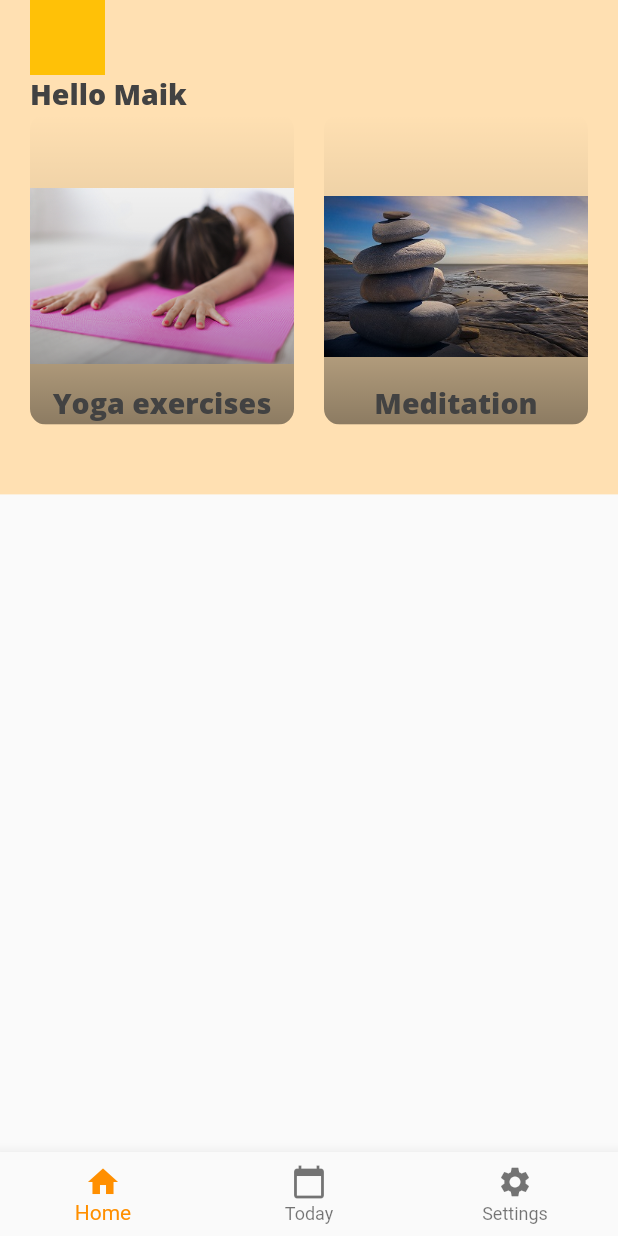
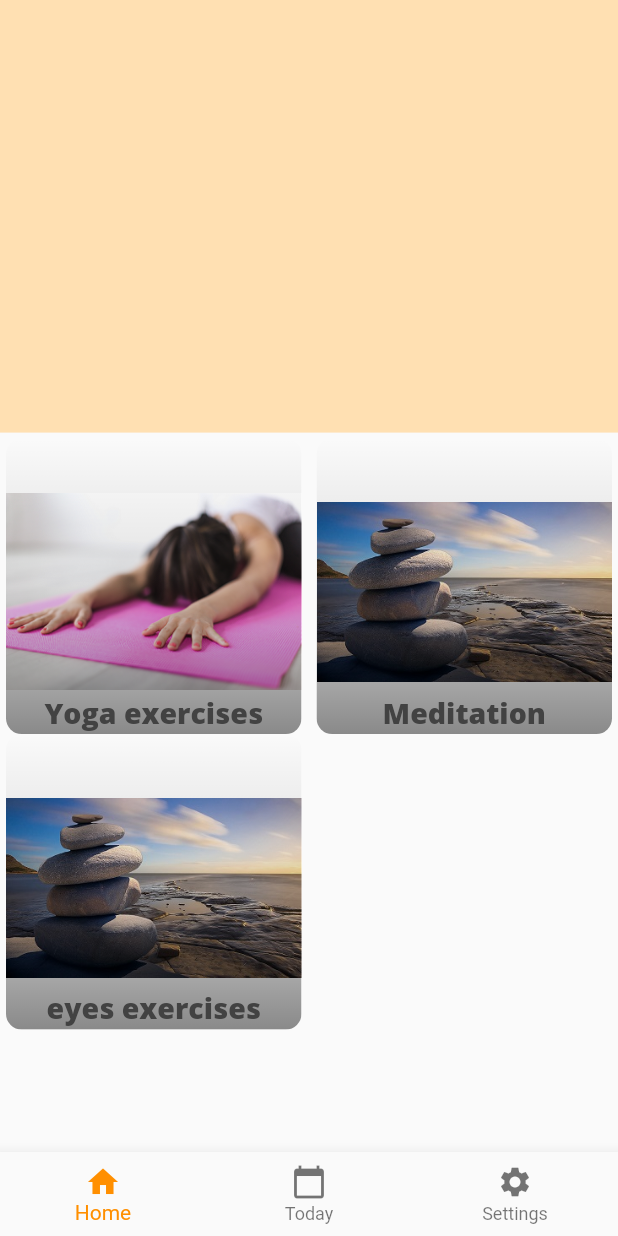
Before and after one commit to genakust/enjoy_app, a Flutter app: the screen it shows after launch, on a phone screen of 412 x 824 dp. Run offline on Flutter 3.47's test engine with Material 2 defaults, Android fonts, the phone set to English and light mode, and no system bars.

Commit message:
home page customize

```diff
--- a/lib/main.dart
+++ b/lib/main.dart
@@ -20,6 +20,7 @@ class MyApp extends StatelessWidget {
         '/a': (BuildContext context) => HomePage(),
         // '/b': (BuildContext context) => YogaScreen(),
         // '/c': (BuildContext context) => MeditationScreen(),
+        // '/d': (BuildContext context) => EyesExercisesScreen(),
       },
     );
   }
--- a/lib/screens/home_page.dart
+++ b/lib/screens/home_page.dart
@@ -1,4 +1,3 @@
-import 'package:enjoy_app/constants.dart';
 import 'package:enjoy_app/widgets/custom_card.dart';
 import 'package:flutter/material.dart';
 import 'package:enjoy_app/widgets/bottom_nav_bar.dart';
@@ -14,33 +13,18 @@ class _State extends State<HomePage> {
     // width and height of device
     var size = MediaQuery.of(context).size;
     return Scaffold(
-      body: Stack(
+      body: Column(
         children: <Widget>[
           Container(
-            height: size.height * .40,
+            height: size.height * .35,
             color: Color(0xFFffe0b2),
-          ),
-          SafeArea(
-            child: Padding(
-              padding: EdgeInsets.symmetric(horizontal: 20),
-              child: Column(
-                crossAxisAlignment: CrossAxisAlignment.start,
-                children: <Widget>[
-                  Container(
-                    color: Colors.amber,
-                    width: 50,
-                    height: 50,
-                  ),
-                  Text(
-                    "Hello Maik",
-                    style: kCardCaption,
           ),
           Expanded(
             child: GridView.count(
               crossAxisCount: 2,
-                      childAspectRatio: .85,
-                      crossAxisSpacing: 20,
-                      mainAxisSpacing: 20,
+              mainAxisSpacing: 0.0,
+              crossAxisSpacing: 10.0,
+              padding: const EdgeInsets.all(4.0),
               children: <Widget>[
                 CustomCard(
                   imageSrc: "assets/images/fitness.png",
@@ -56,11 +40,14 @@ class _State extends State<HomePage> {
                     Navigator.pushNamed(context, '/c');
                   },
                 ),
-                      ],
-                    ),
+                CustomCard(
+                  imageSrc: "assets/images/meditation.jpg",
+                  caption: 'eyes exercises',
+                  onTap: () {
+                    Navigator.pushNamed(context, '/d');
+                  },
                 ),
               ],
-              ),
             ),
           ),
         ],
```
Lines whose indentation alone changed are shown as unchanged.
